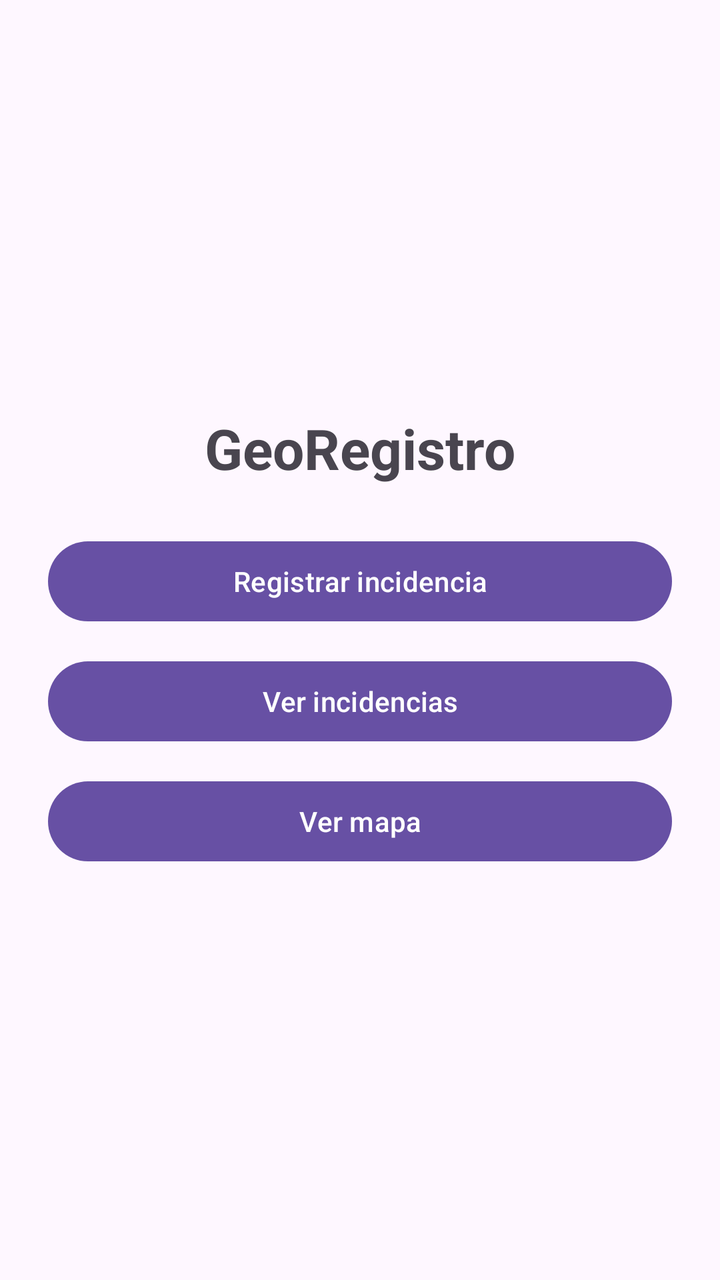
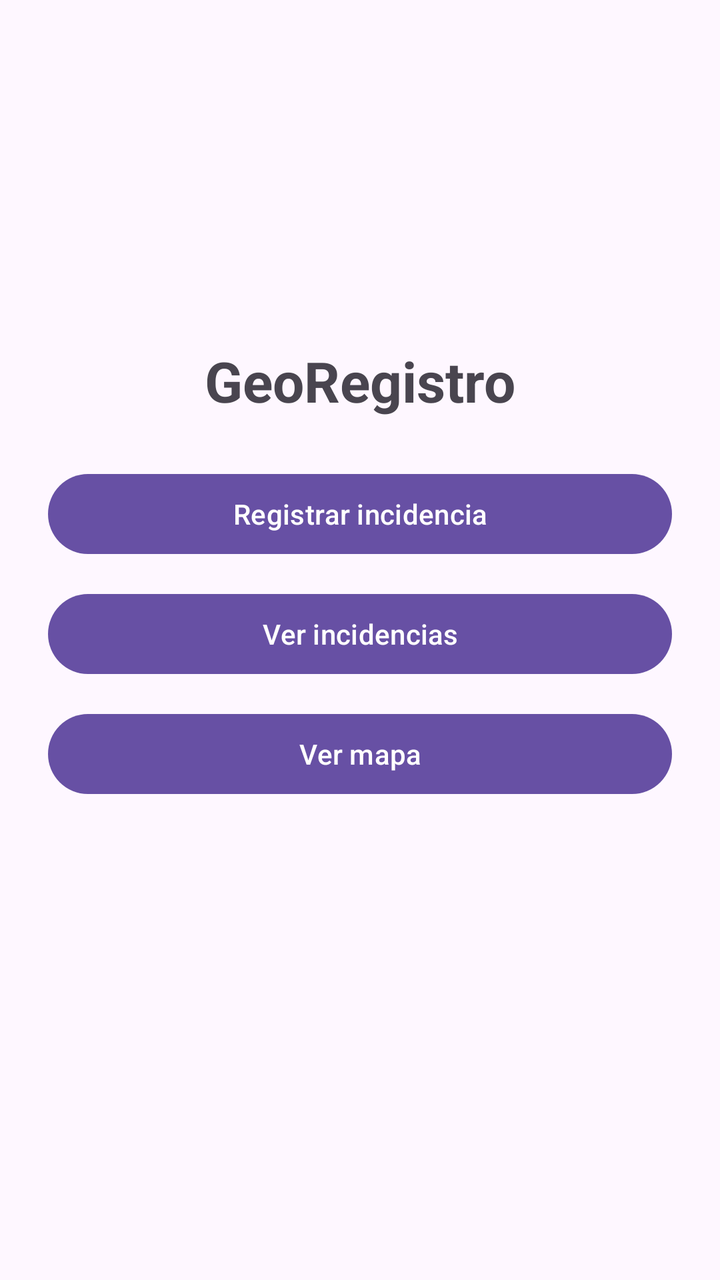

Two renders of the same Android screen: before a commit and after it. Below are the layout's source before the change and the commit's diff.
<!-- AndroidManifest.xml: application theme Theme.GeoRegistro -->
<!-- res/layout/activity_main.xml -->
<?xml version="1.0" encoding="utf-8"?>
<LinearLayout xmlns:android="http://schemas.android.com/apk/res/android"
    android:id="@+id/main"
    android:layout_width="match_parent"
    android:layout_height="match_parent"
    android:orientation="vertical"
    android:gravity="center">

    <TextView
        android:layout_width="wrap_content"
        android:layout_height="wrap_content"
        android:text="GeoRegistro"
        android:textSize="28sp"
        android:textStyle="bold"
        android:layout_marginBottom="24dp" />

    <Button
        android:id="@+id/btnRegistrar"
        android:layout_width="match_parent"
        android:layout_height="wrap_content"
        android:layout_marginStart="24dp"
        android:layout_marginEnd="24dp"
        android:text="Registrar incidencia" />

    <Button
        android:id="@+id/btnListado"
        android:layout_width="match_parent"
        android:layout_height="wrap_content"
        android:layout_marginStart="24dp"
        android:layout_marginEnd="24dp"
        android:layout_marginTop="12dp"
        android:text="Ver incidencias" />

    <Button
        android:id="@+id/btnMapa"
        android:layout_width="match_parent"
        android:layout_height="wrap_content"
        android:layout_marginStart="24dp"
        android:layout_marginEnd="24dp"
        android:layout_marginTop="12dp"
        android:text="Ver mapa" />

</LinearLayout>
<!-- resources referenced by this layout -->
<resources>
  <style name="Theme.GeoRegistro" parent="Base.Theme.GeoRegistro" />
  <style name="Base.Theme.GeoRegistro" parent="Theme.Material3.DayNight.NoActionBar">
          
          
      </style>
</resources>

<!-- the commit's change to res/layout/activity_main.xml (unified diff, before → after) -->
@@ -9,7 +9,7 @@
     <TextView
         android:layout_width="wrap_content"
         android:layout_height="wrap_content"
-        android:text="GeoRegistro"
+        android:text="@string/app_name"
         android:textSize="28sp"
         android:textStyle="bold"
         android:layout_marginBottom="24dp" />
@@ -20,7 +20,7 @@
         android:layout_height="wrap_content"
         android:layout_marginStart="24dp"
         android:layout_marginEnd="24dp"
-        android:text="Registrar incidencia" />
+        android:text="@string/btn_registrar" />
 
     <Button
         android:id="@+id/btnListado"
@@ -29,7 +29,7 @@
         android:layout_marginStart="24dp"
         android:layout_marginEnd="24dp"
         android:layout_marginTop="12dp"
-        android:text="Ver incidencias" />
+        android:text="@string/btn_listado" />
 
     <Button
         android:id="@+id/btnMapa"
@@ -38,6 +38,14 @@
         android:layout_marginStart="24dp"
         android:layout_marginEnd="24dp"
         android:layout_marginTop="12dp"
-        android:text="Ver mapa" />
+        android:text="@string/btn_mapa" />
+
+    <TextView
+        android:id="@+id/tvEstadoConexion"
+        android:layout_width="match_parent"
+        android:layout_height="wrap_content"
+        android:layout_margin="24dp"
+        android:gravity="center"
+        android:accessibilityLiveRegion="polite" />
 
 </LinearLayout>
<!-- resource entries referenced after the edit -->
@@ -1,5 +1,9 @@
 <!-- resources referenced by this layout -->
 <resources>
+  <string name="app_name">GeoRegistro</string>
+  <string name="btn_listado">Ver incidencias</string>
+  <string name="btn_mapa">Ver mapa</string>
+  <string name="btn_registrar">Registrar incidencia</string>
   <style name="Theme.GeoRegistro" parent="Base.Theme.GeoRegistro" />
   <style name="Base.Theme.GeoRegistro" parent="Theme.Material3.DayNight.NoActionBar">
           
